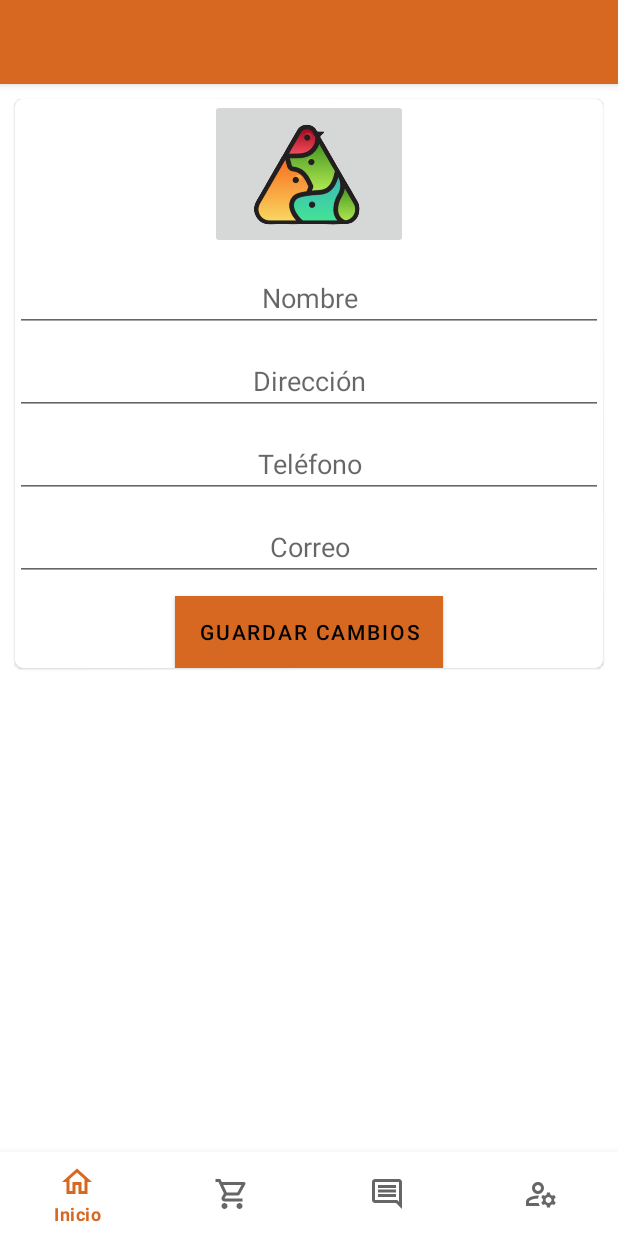
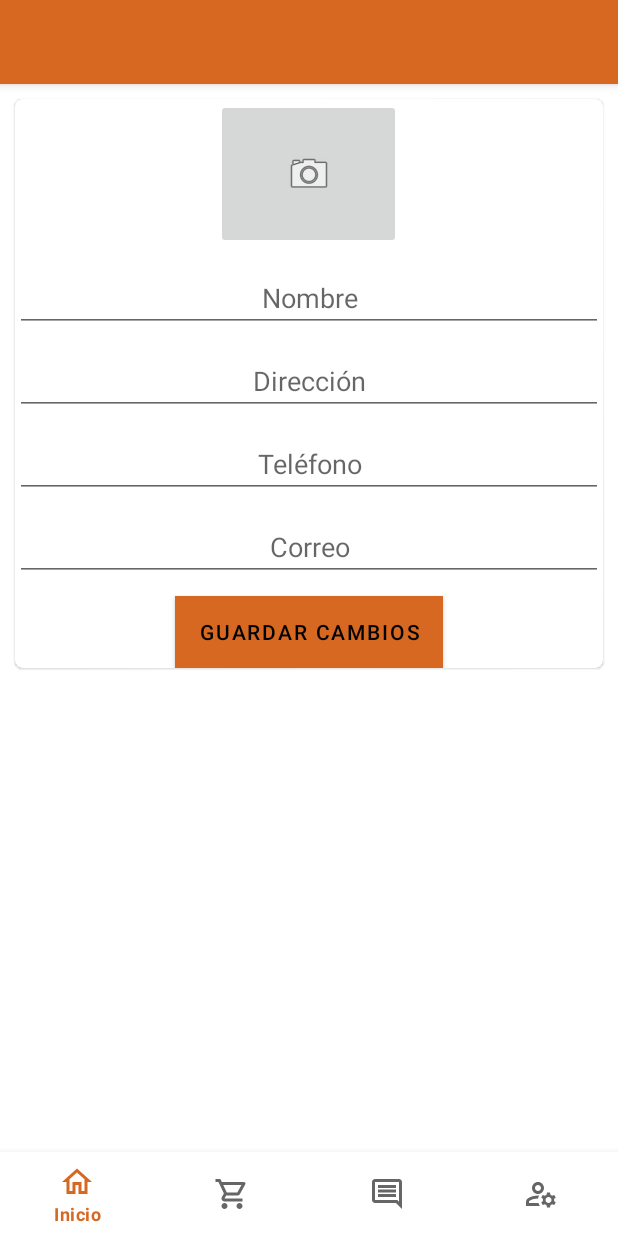
Before and after one commit to Jomaxdrill/funpets_mobile_app, an Android app: the AdminDetailDialogFragment screen opened through its navigation route, on a phone screen of 412 x 824 dp. Run offline under Robolectric (Android 15) with nearby library versions, the phone set to English and light mode, and no system bars; our stand-ins replace navigation-ui; libraries missing offline, so code that uses them is left out: org.osmdroid.config, org.osmdroid.library, org.osmdroid.tileprovider, org.osmdroid.util, org.osmdroid.views; 12 statements that could not run were skipped.

Commit message:
version 13 dic 2021- Version presentacion 1.0

```diff
--- a/app/build.gradle
+++ b/app/build.gradle
@@ -69,5 +69,7 @@ dependencies {
 
     //Añadimos la dependencia de Picasso
     implementation "com.squareup.picasso:picasso:2.8"
+    //Comunicacion fragmentos
+    implementation 'androidx.fragment:fragment-ktx:1.3.0'
 
 }
--- a/app/src/main/AndroidManifest.xml
+++ b/app/src/main/AndroidManifest.xml
@@ -5,6 +5,7 @@
     <uses-permission android:name="android.permission.ACCESS_FINE_LOCATION" />
     <uses-permission android:name="android.permission.INTERNET" />
     <uses-permission android:name="android.permission.ACCESS_NETWORK_STATE" />
+    <uses-permission android:name="android.permission.READ_EXTERNAL_STORAGE"/>
 
     <application
         android:allowBackup="true"
--- a/app/src/main/java/Data/Tables.kt
+++ b/app/src/main/java/Data/Tables.kt
@@ -12,6 +12,7 @@ class Tables {
             val _Direccion = "Address"
             val _telefono = "Phone"
             val _correo = "Email"
+            val _imagen="Imagen"
             var persons: MutableList<Person> = ArrayList()
         }
     }
--- a/app/src/main/java/com/example/funpets_mb/view/ui/activities/MainActivity.kt
+++ b/app/src/main/java/com/example/funpets_mb/view/ui/activities/MainActivity.kt
@@ -8,6 +8,9 @@ import androidx.navigation.ui.setupWithNavController
 import com.google.android.material.bottomnavigation.BottomNavigationView
 import com.example.funpets_mb.R
 import com.example.funpets_mb.databinding.ActivityMainBinding
+
+
+
 
 class MainActivity : AppCompatActivity() {
 
@@ -46,5 +49,4 @@ class MainActivity : AppCompatActivity() {
                 REQUEST_PERMISSIONS_REQUEST_CODE);
         }
     }
-
 }
--- a/app/src/main/res/layout/fragment_admin.xml
+++ b/app/src/main/res/layout/fragment_admin.xml
@@ -39,6 +39,7 @@
                         android:textStyle="bold"/>
 
                     <ImageView
+                        android:id="@+id/idPhotoPerfilAdmin"
                         android:layout_width="match_parent"
                         android:layout_height="@dimen/adminPhoto"
                         android:layout_margin="@dimen/defaultLayoutMargin"
--- a/app/src/main/res/layout/fragment_admin_detail_dialog.xml
+++ b/app/src/main/res/layout/fragment_admin_detail_dialog.xml
@@ -39,10 +39,10 @@
 
                         <ImageButton
                             android:id="@+id/ibPhotoAdmin"
-                            android:layout_width="wrap_content"
+                            android:layout_width="123dp"
                             android:layout_height="@dimen/ibHeight"
-                            android:src="@mipmap/ic_funpets_launcher_foreground"
-                            android:layout_gravity="center_horizontal"/>
+                            android:layout_gravity="center_horizontal"
+                            android:src="@android:drawable/ic_menu_camera" />
 
                         <EditText
                             android:id="@+id/etNameAdmin"
--- a/app/src/main/res/values/themes.xml
+++ b/app/src/main/res/values/themes.xml
@@ -7,7 +7,7 @@
         <item name="colorOnPrimary">@color/secondaryTextColor</item>
         <!-- Secondary brand color. -->
         <item name="colorSecondary">@color/secondaryLightColor</item>
-        <item name="colorSecondaryVariant">@color/secondaryColor</item>
+        <item name="colorSecondaryVariant">@color/primaryTextColor</item>
         <item name="colorOnSecondary">@color/primaryTextColor</item>
         <!-- Status bar color. -->
         <item name="android:statusBarColor" tools:targetApi="l">?attr/colorPrimaryVariant</item>
```
Also changed, not shown: app/src/main/java/Data/DBHelper.kt (+6 -3 lines), app/src/main/java/com/example/funpets_mb/view/ui/fragments/AdminDetailDialogFragment.kt (+33 -5 lines), app/src/main/java/com/example/funpets_mb/view/ui/fragments/AdminFragment.kt (+18 -1 lines).
